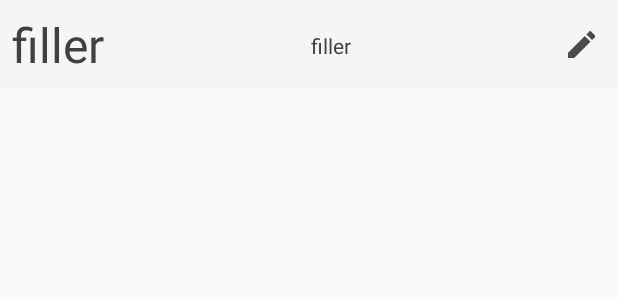
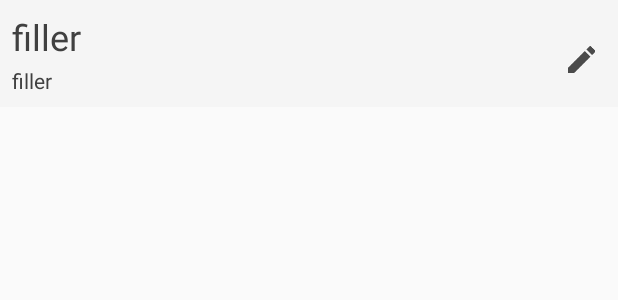
Before and after one commit to svendor/Rijtjessss, an Android app: the layout recycler_view_item.xml on its own in the app's theme, with its tools: preview values and no code run, on a phone screen of 412 x 824 dp. Shown: the top 300 px of the screen. Run offline under Robolectric (Android 15) with nearby library versions, the light colour scheme and no system bars.

```diff
--- a/app/src/main/java/com/absontwikkeling/rijtjes/editWordListACTIVITY.java
+++ b/app/src/main/java/com/absontwikkeling/rijtjes/editWordListACTIVITY.java
@@ -317,6 +317,9 @@ public class editWordListACTIVITY extends AppCompatActivity {
 
                 dbAdapter.insertRow(question, answer, table_name);
             } while (i < entryAmount);
+            Intent j = new Intent(this, NavMenu.class);
+            startActivity(j);
+            Toast.makeText(this, "Lijst gemaakt", Toast.LENGTH_SHORT).show();
         }
     }
 
--- a/app/src/main/java/com/absontwikkeling/rijtjes/results.java
+++ b/app/src/main/java/com/absontwikkeling/rijtjes/results.java
@@ -62,7 +62,8 @@ public class results extends AppCompatActivity {
     }
 
     public void mainButton(View v) {
-        Intent i = new Intent(this, NavMenu.class);
+        Intent i = new Intent(this, question.class);
+        i.putExtra("tableName", table_name);
         startActivity(i);
     }
 
--- a/app/src/main/res/layout/recycler_view_item.xml
+++ b/app/src/main/res/layout/recycler_view_item.xml
@@ -10,15 +10,15 @@
     <TextView
         android:id="@+id/list_name"
         android:layout_width="wrap_content"
-        android:layout_height="wrap_content"
-        android:layout_marginBottom="8dp"
-        android:layout_marginLeft="8dp"
-        android:layout_marginStart="8dp"
-        android:layout_marginTop="8dp"
+        android:layout_height="36dp"
+        android:paddingTop="8dp"
+        android:paddingLeft="8dp"
+        android:paddingStart="8dp"
+        android:paddingEnd="40dp"
+        android:paddingRight="40dp"
         android:text="@string/filler"
         android:textColor="@color/colorLightBlack"
-        android:textSize="32sp"
-        app:layout_constraintBottom_toBottomOf="parent"
+        android:textSize="24sp"
         app:layout_constraintStart_toStartOf="parent"
         app:layout_constraintTop_toTopOf="parent" />
 
@@ -27,25 +27,22 @@
         android:layout_width="wrap_content"
         android:layout_height="wrap_content"
         android:layout_marginBottom="8dp"
-        android:layout_marginEnd="8dp"
         android:layout_marginStart="8dp"
+        android:layout_marginLeft="8dp"
         android:layout_marginTop="8dp"
         android:text="@string/filler"
         android:textColor="@color/colorLightBlack"
         app:layout_constraintBottom_toBottomOf="parent"
-        app:layout_constraintEnd_toStartOf="@+id/editButton"
-        app:layout_constraintStart_toEndOf="@+id/list_name"
-        app:layout_constraintTop_toTopOf="parent"
-        app:layout_constraintVertical_bias="0.52" />
+        app:layout_constraintStart_toStartOf="parent"
+        app:layout_constraintTop_toBottomOf="@+id/list_name" />
 
     <ImageView
         android:id="@+id/editButton"
         android:layout_width="wrap_content"
         android:layout_height="wrap_content"
-        android:layout_marginBottom="8dp"
         android:layout_marginEnd="8dp"
         android:layout_marginRight="8dp"
-        android:layout_marginTop="8dp"
+        android:paddingTop="8dp"
         app:layout_constraintBottom_toBottomOf="parent"
         app:layout_constraintEnd_toEndOf="parent"
         app:layout_constraintTop_toTopOf="parent"
--- a/app/src/main/res/values/colors.xml
+++ b/app/src/main/res/values/colors.xml
@@ -1,7 +1,7 @@
 <?xml version="1.0" encoding="utf-8"?>
 <resources>
     <color name="colorPrimary">#26c9ff</color>
-    <color name="colorPrimaryDark">#1a8eb3</color>
+    <color name="colorPrimaryDark">#268ACF</color>
     <color name="colorAccent">#ffa000</color>
     <color name="colorAccentDark">#ff7600</color>
     <color name="colorAccentDoubleDark">#004500</color>
@@ -13,5 +13,4 @@
     <color name="colorLightGray">#909090</color>
     <color name="colorButton">#dd4b39</color>
     <color name="colorWhiteBackground">#F5F5F5</color>
-    <!-- Meer blauwige kleur voor actionbar <color name="colorPrimaryDark">#268acf</color> -->
 </resources>
```
Also changed, not shown: app/src/main/java/com/absontwikkeling/rijtjes/question.java (+22 -0 lines), app/src/main/java/layout/displayList.java (+4 -4 lines), app/src/main/res/layout/activity_question.xml (+13 -0 lines).
